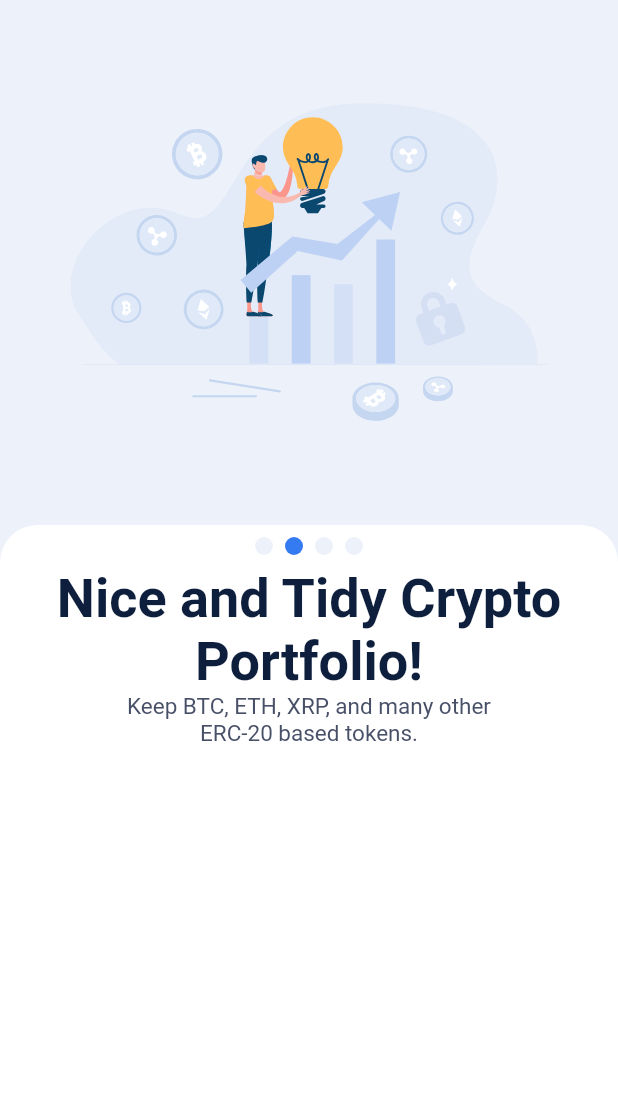
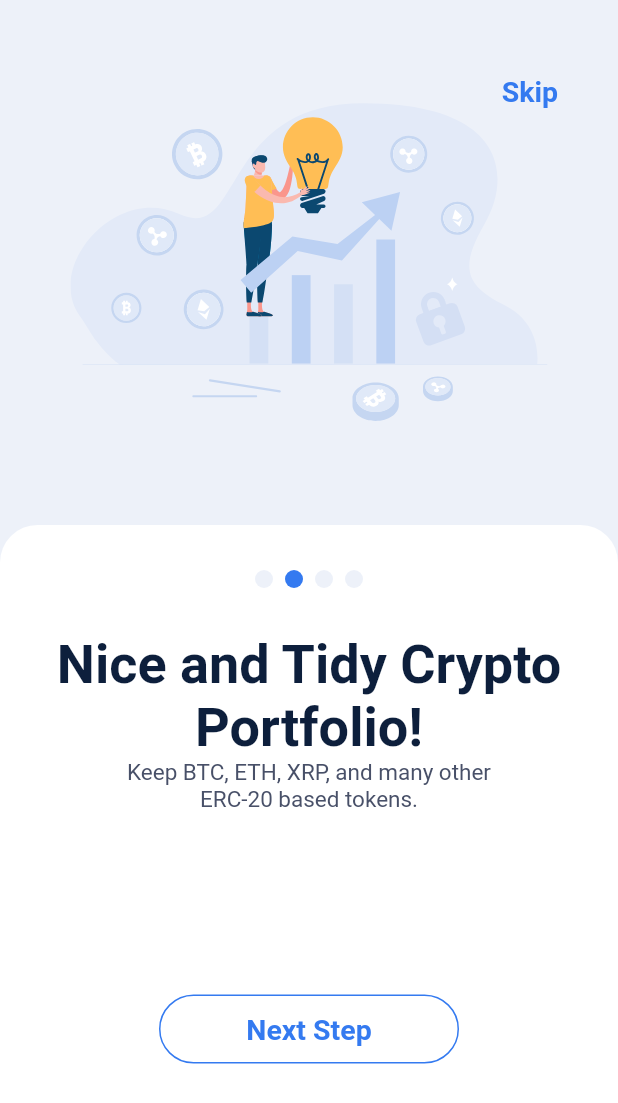
Before and after one commit to sairanjit/flutter-wallet, a Flutter app: the screen it shows after launch, swiped to page 2, on a phone screen of 412 x 824 dp. Shown: the top 1103 px of the screen. Run offline on Flutter 3.47's test engine with Material 2 defaults, Android fonts, the phone set to English and light mode, and no system bars; drawn by our look-alikes of carousel_slider; our stand-ins replace flutter_svg, google_fonts.

Commit message:
feat: added transparent and outliner button

```diff
--- a/lib/screens/Onboarding/onboarding_screen.dart
+++ b/lib/screens/Onboarding/onboarding_screen.dart
@@ -14,6 +14,23 @@ class _OnboardingScreenState extends State<OnboardingScreen> {
   int _current = 1;
   final CarouselController _controller = CarouselController();
 
+  void updateCurrentPage(int index) {
+    setState(() {
+      if (index == _current) {
+        _current = _current + 1;
+      } else if (_current > index) {
+        _current = _current - 1;
+      }
+    });
+  }
+
+  void jumpToLastPage() {
+    _controller.jumpToPage(3);
+    setState(() {
+      _current = 4;
+    });
+  }
+
   @override
   Widget build(BuildContext context) {
     return Scaffold(
@@ -27,13 +44,7 @@ class _OnboardingScreenState extends State<OnboardingScreen> {
               enlargeCenterPage: false,
               enableInfiniteScroll: false,
               onPageChanged: (index, reason) {
-                setState(() {
-                  if (index == _current) {
-                    _current = _current + 1;
-                  } else if (_current > index) {
-                    _current = _current - 1;
-                  }
-                });
+                updateCurrentPage(index);
               },
             ),
             items: onboardingData.map((item) {
@@ -44,6 +55,8 @@ class _OnboardingScreenState extends State<OnboardingScreen> {
                     description: item.description,
                     image: item.image,
                     currentIndex: _current,
+                    onNextPress: () => _controller.nextPage(),
+                    onSkipPress: jumpToLastPage,
                   );
                 },
               );
--- a/lib/screens/Onboarding/widgets/onboarding.dart
+++ b/lib/screens/Onboarding/widgets/onboarding.dart
@@ -1,6 +1,8 @@
 import 'package:flutter/material.dart';
 import 'package:flutter_svg/flutter_svg.dart';
 import 'package:flutter_wallet/theme/constants.dart';
+import 'package:flutter_wallet/widgets/buttons/outline_button.dart';
+import 'package:flutter_wallet/widgets/buttons/transparent_button.dart';
 
 class OnboardingWidget extends StatelessWidget {
   const OnboardingWidget({
@@ -9,12 +11,16 @@ class OnboardingWidget extends StatelessWidget {
     required this.description,
     required this.image,
     required this.currentIndex,
+    required this.onNextPress,
+    required this.onSkipPress,
   }) : super(key: key);
 
   final String title;
   final String description;
   final String image;
   final int currentIndex;
+  final void Function() onNextPress;
+  final void Function() onSkipPress;
 
   @override
   Widget build(BuildContext context) {
@@ -22,11 +28,23 @@ class OnboardingWidget extends StatelessWidget {
       color: backgroundColor,
       child: Column(
         children: [
+          Stack(
+            children: [
               Container(
                 height: 350,
                 alignment: Alignment.center,
                 padding: const EdgeInsets.symmetric(vertical: 40),
                 child: SvgPicture.asset(image),
+              ),
+              Positioned(
+                top: 50,
+                right: 40,
+                child: TransparentButton(
+                  title: 'Skip',
+                  onPress: onSkipPress,
+                ),
+              ),
+            ],
           ),
           Expanded(
             child: Container(
@@ -40,7 +58,11 @@ class OnboardingWidget extends StatelessWidget {
               ),
               child: Column(
                 children: [
-                  Row(
+                  Padding(
+                    padding: const EdgeInsets.symmetric(
+                      vertical: 30,
+                    ),
+                    child: Row(
                       mainAxisAlignment: MainAxisAlignment.center,
                       children: [1, 2, 3, 4].map((entry) {
                         return GestureDetector(
@@ -49,7 +71,6 @@ class OnboardingWidget extends StatelessWidget {
                             width: 12.0,
                             height: 12.0,
                             margin: const EdgeInsets.symmetric(
-                            vertical: 8.0,
                               horizontal: 4.0,
                             ),
                             decoration: BoxDecoration(
@@ -61,6 +82,7 @@ class OnboardingWidget extends StatelessWidget {
                           ),
                         );
                       }).toList(),
+                    ),
                   ),
                   Text(
                     title,
@@ -74,7 +96,14 @@ class OnboardingWidget extends StatelessWidget {
                     description,
                     style: Theme.of(context).textTheme.bodyText2,
                     textAlign: TextAlign.center,
-                  )
+                  ),
+                  const SizedBox(
+                    height: 120,
+                  ),
+                  OutlinerButton(
+                    title: 'Next Step',
+                    onPress: onNextPress,
+                  ),
                 ],
               ),
             ),
--- /dev/null
+++ b/lib/widgets/buttons/outline_button.dart
@@ -0,0 +1,37 @@
+import 'package:flutter/material.dart';
+import 'package:flutter_wallet/theme/constants.dart';
+
+class OutlinerButton extends StatelessWidget {
+  const OutlinerButton({
+    Key? key,
+    required this.title,
+    required this.onPress,
+  }) : super(key: key);
+
+  final String title;
+  final void Function() onPress;
+
+  @override
+  Widget build(BuildContext context) {
+    return ButtonTheme(
+      child: OutlinedButton(
+        onPressed: onPress,
+        style: OutlinedButton.styleFrom(
+          minimumSize: const Size(200, 46),
+          shape: const StadiumBorder(),
+          side: const BorderSide(
+            width: 1.0,
+            color: primaryColor,
+          ),
+        ),
+        child: Text(
+          title,
+          style: Theme.of(context).textTheme.bodyText1?.copyWith(
+                color: primaryColor,
+                fontWeight: FontWeight.w600,
+              ),
+        ),
+      ),
+    );
+  }
+}
--- /dev/null
+++ b/lib/widgets/buttons/transparent_button.dart
@@ -0,0 +1,27 @@
+import 'package:flutter/material.dart';
+import 'package:flutter_wallet/theme/constants.dart';
+
+class TransparentButton extends StatelessWidget {
+  const TransparentButton({
+    Key? key,
+    required this.title,
+    required this.onPress,
+  }) : super(key: key);
+
+  final String title;
+  final void Function() onPress;
+
+  @override
+  Widget build(BuildContext context) {
+    return GestureDetector(
+      onTap: onPress,
+      child: Text(
+        'Skip',
+        style: Theme.of(context).textTheme.bodyText1?.copyWith(
+              color: primaryColor,
+              fontWeight: FontWeight.w600,
+            ),
+      ),
+    );
+  }
+}
```
Lines whose indentation alone changed are shown as unchanged.
